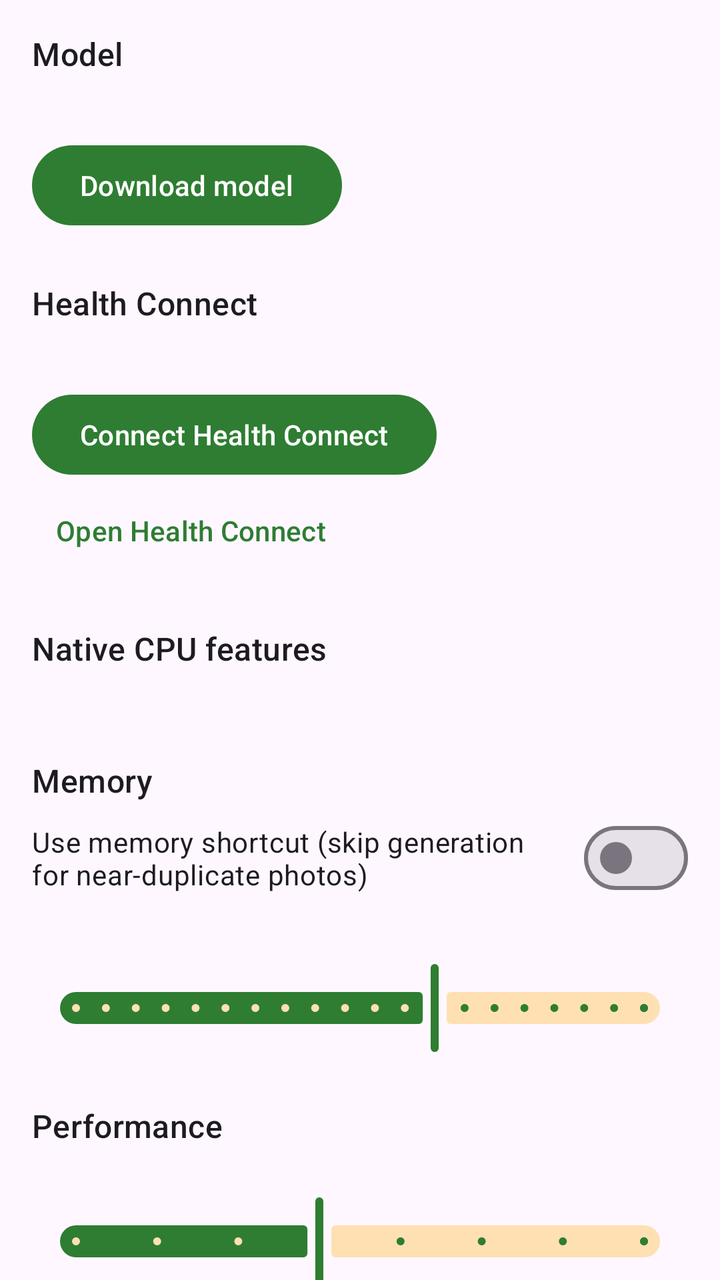
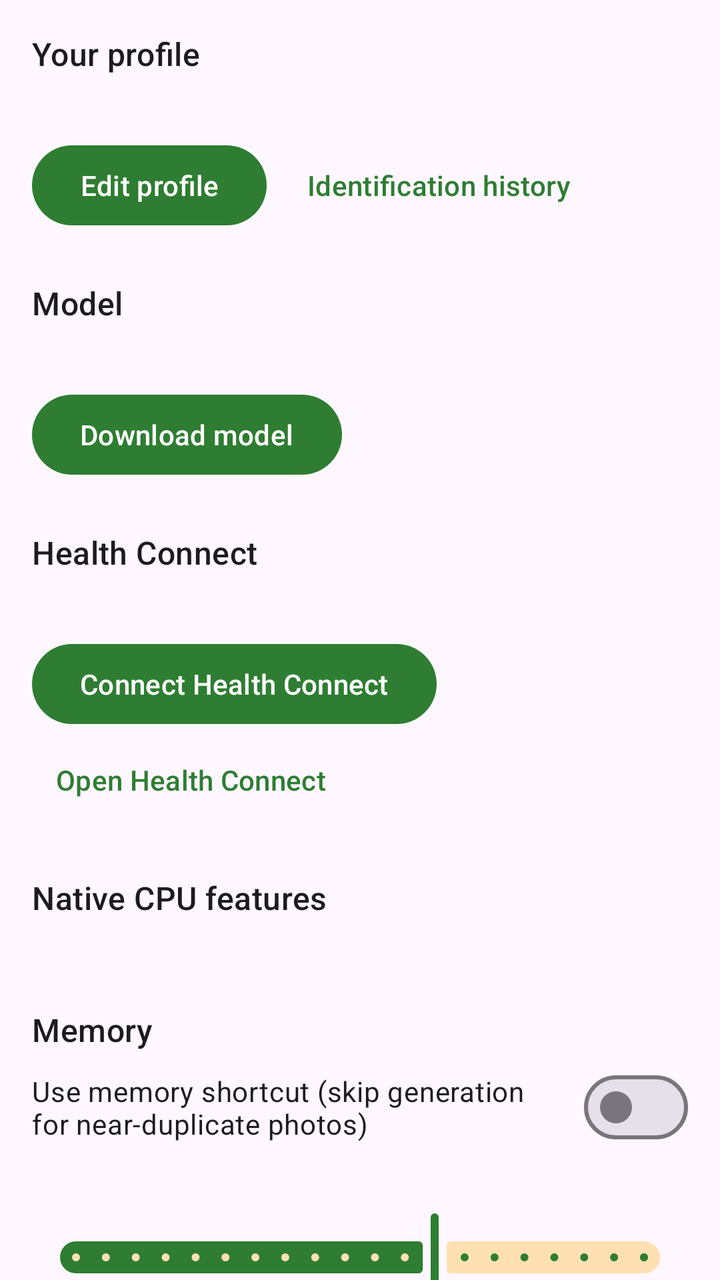

Screens rendered from an Android XML layout before and after an edit, with the pre-edit source and the edit as a unified diff.
<!-- AndroidManifest.xml: application theme Theme.Identify -->
<!-- res/layout/fragment_settings.xml -->
<?xml version="1.0" encoding="utf-8"?>
<androidx.core.widget.NestedScrollView xmlns:android="http://schemas.android.com/apk/res/android"
    android:layout_width="match_parent"
    android:layout_height="match_parent">

    <LinearLayout
        android:layout_width="match_parent"
        android:layout_height="wrap_content"
        android:orientation="vertical"
        android:padding="16dp">

        <TextView
            android:layout_width="match_parent"
            android:layout_height="wrap_content"
            android:text="@string/settings_model_title"
            android:textAppearance="?attr/textAppearanceTitleMedium" />

        <TextView
            android:id="@+id/model_status_text"
            android:layout_width="match_parent"
            android:layout_height="wrap_content"
            android:layout_marginTop="4dp"
            android:textAppearance="?attr/textAppearanceBodyMedium" />

        <com.google.android.material.progressindicator.LinearProgressIndicator
            android:id="@+id/download_progress"
            android:layout_width="match_parent"
            android:layout_height="wrap_content"
            android:layout_marginTop="8dp"
            android:indeterminate="false"
            android:max="1000"
            android:visibility="gone" />

        <TextView
            android:id="@+id/download_progress_text"
            android:layout_width="match_parent"
            android:layout_height="wrap_content"
            android:layout_marginTop="4dp"
            android:textAppearance="?attr/textAppearanceBodySmall"
            android:visibility="gone" />

        <com.google.android.material.button.MaterialButton
            android:id="@+id/download_button"
            android:layout_width="wrap_content"
            android:layout_height="wrap_content"
            android:layout_marginTop="8dp"
            android:text="@string/download_model" />

        <com.google.android.material.button.MaterialButton
            android:id="@+id/unload_model_button"
            style="@style/Widget.Material3.Button.OutlinedButton"
            android:layout_width="wrap_content"
            android:layout_height="wrap_content"
            android:layout_marginTop="8dp"
            android:text="@string/unload_model"
            android:visibility="gone" />

        <com.google.android.material.button.MaterialButton
            android:id="@+id/delete_model_button"
            style="@style/Widget.Material3.Button.OutlinedButton"
            android:layout_width="wrap_content"
            android:layout_height="wrap_content"
            android:layout_marginTop="8dp"
            android:text="@string/delete_model"
            android:visibility="gone" />

        <TextView
            android:layout_width="match_parent"
            android:layout_height="wrap_content"
            android:layout_marginTop="24dp"
            android:text="@string/health_title"
            android:textAppearance="?attr/textAppearanceTitleMedium" />

        <TextView
            android:id="@+id/health_status_text"
            android:layout_width="match_parent"
            android:layout_height="wrap_content"
            android:layout_marginTop="4dp"
            android:textAppearance="?attr/textAppearanceBodyMedium" />

        <TextView
            android:id="@+id/health_today_text"
            android:layout_width="match_parent"
            android:layout_height="wrap_content"
            android:layout_marginTop="4dp"
            android:textAppearance="?attr/textAppearanceBodyMedium"
            android:visibility="gone" />

        <LinearLayout
            android:layout_width="match_parent"
            android:layout_height="wrap_content"
            android:layout_marginTop="8dp"
            android:orientation="horizontal">

            <com.google.android.material.button.MaterialButton
                android:id="@+id/health_connect_button"
                android:layout_width="wrap_content"
                android:layout_height="wrap_content"
                android:text="@string/health_connect_button" />

            <com.google.android.material.button.MaterialButton
                android:id="@+id/health_refresh_button"
                style="@style/Widget.Material3.Button.OutlinedButton"
                android:layout_width="wrap_content"
                android:layout_height="wrap_content"
                android:layout_marginStart="8dp"
                android:text="@string/health_refresh_button"
                android:visibility="gone" />
        </LinearLayout>

        <com.google.android.material.button.MaterialButton
            android:id="@+id/health_open_button"
            style="@style/Widget.Material3.Button.TextButton"
            android:layout_width="wrap_content"
            android:layout_height="wrap_content"
            android:text="@string/health_open_button" />

        <TextView
            android:layout_width="match_parent"
            android:layout_height="wrap_content"
            android:layout_marginTop="24dp"
            android:text="@string/system_info_title"
            android:textAppearance="?attr/textAppearanceTitleMedium" />

        <TextView
            android:id="@+id/system_info_text"
            android:layout_width="match_parent"
            android:layout_height="wrap_content"
            android:layout_marginTop="4dp"
            android:textAppearance="?attr/textAppearanceBodySmall"
            android:textIsSelectable="true" />

        <TextView
            android:layout_width="match_parent"
            android:layout_height="wrap_content"
            android:layout_marginTop="24dp"
            android:text="@string/memory_title"
            android:textAppearance="?attr/textAppearanceTitleMedium" />

        <com.google.android.material.materialswitch.MaterialSwitch
            android:id="@+id/memory_switch"
            android:layout_width="match_parent"
            android:layout_height="wrap_content"
            android:layout_marginTop="4dp"
            android:text="@string/memory_switch" />

        <TextView
            android:id="@+id/threshold_label"
            android:layout_width="match_parent"
            android:layout_height="wrap_content"
            android:layout_marginTop="8dp"
            android:textAppearance="?attr/textAppearanceBodyMedium" />

        <com.google.android.material.slider.Slider
            android:id="@+id/threshold_slider"
            android:layout_width="match_parent"
            android:layout_height="wrap_content"
            android:stepSize="1"
            android:value="92"
            android:valueFrom="80"
            android:valueTo="99" />

        <TextView
            android:layout_width="match_parent"
            android:layout_height="wrap_content"
            android:layout_marginTop="24dp"
            android:text="@string/performance_title"
            android:textAppearance="?attr/textAppearanceTitleMedium" />

        <TextView
            android:id="@+id/threads_label"
            android:layout_width="match_parent"
            android:layout_height="wrap_content"
            android:layout_marginTop="4dp"
            android:textAppearance="?attr/textAppearanceBodyMedium" />

        <com.google.android.material.slider.Slider
            android:id="@+id/threads_slider"
            android:layout_width="match_parent"
            android:layout_height="wrap_content"
            android:stepSize="1"
            android:value="4"
            android:valueFrom="1"
            android:valueTo="8" />

        <TextView
            android:id="@+id/image_tokens_label"
            android:layout_width="match_parent"
            android:layout_height="wrap_content"
            android:textAppearance="?attr/textAppearanceBodyMedium" />

        <com.google.android.material.slider.Slider
            android:id="@+id/image_tokens_slider"
            android:layout_width="match_parent"
            android:layout_height="wrap_content"
            android:stepSize="32"
            android:value="256"
            android:valueFrom="64"
            android:valueTo="256" />

        <TextView
            android:layout_width="match_parent"
            android:layout_height="wrap_content"
            android:text="@string/performance_note"
            android:textAppearance="?attr/textAppearanceBodySmall" />

        <TextView
            android:layout_width="match_parent"
            android:layout_height="wrap_content"
            android:layout_marginTop="24dp"
            android:text="@string/telemetry_title"
            android:textAppearance="?attr/textAppearanceTitleMedium" />

        <TextView
            android:id="@+id/live_telemetry_text"
            android:layout_width="match_parent"
            android:layout_height="wrap_content"
            android:layout_marginTop="4dp"
            android:textAppearance="?attr/textAppearanceBodySmall"
            android:textIsSelectable="true" />

        <TextView
            android:id="@+id/experiment_log_text"
            android:layout_width="match_parent"
            android:layout_height="wrap_content"
            android:layout_marginTop="8dp"
            android:textAppearance="?attr/textAppearanceBodySmall"
            android:textIsSelectable="true" />

        <TextView
            android:layout_width="match_parent"
            android:layout_height="wrap_content"
            android:layout_marginTop="24dp"
            android:text="@string/stats_title"
            android:textAppearance="?attr/textAppearanceTitleMedium" />

        <TextView
            android:id="@+id/stats_text"
            android:layout_width="match_parent"
            android:layout_height="wrap_content"
            android:layout_marginTop="4dp"
            android:textAppearance="?attr/textAppearanceBodyMedium" />

        <com.google.android.material.button.MaterialButton
            android:id="@+id/clear_history_button"
            android:layout_width="wrap_content"
            android:layout_height="wrap_content"
            android:layout_marginTop="16dp"
            android:text="@string/clear_history" />
    </LinearLayout>
</androidx.core.widget.NestedScrollView>
<!-- resources referenced by this layout -->
<resources>
  <string name="clear_history">Clear history and memory</string>
  <string name="delete_model">Delete model files</string>
  <string name="download_model">Download model</string>
  <string name="health_connect_button">Connect Health Connect</string>
  <string name="health_open_button">Open Health Connect</string>
  <string name="health_refresh_button">Refresh</string>
  <string name="health_title">Health Connect</string>
  <string name="memory_switch">Use memory shortcut (skip generation for near-duplicate photos)</string>
  <string name="memory_title">Memory</string>
  <string name="performance_note">Changes take effect on the next identification. The model reloads once.</string>
  <string name="performance_title">Performance</string>
  <string name="settings_model_title">Model</string>
  <string name="stats_title">Stats</string>
  <string name="system_info_title">Native CPU features</string>
  <string name="telemetry_title">Telemetry</string>
  <string name="unload_model">Unload model from memory</string>
  <style name="Theme.Identify" parent="Theme.Material3.DayNight.NoActionBar">
          <item name="colorPrimary">@color/brand_green</item>
          <item name="colorOnPrimary">@color/on_brand_green</item>
          <item name="colorPrimaryContainer">@color/brand_green_container</item>
          <item name="colorOnPrimaryContainer">@color/on_brand_green_container</item>
          <item name="colorSecondary">@color/brand_orange</item>
          <item name="colorOnSecondary">@color/on_brand_orange</item>
          <item name="colorSecondaryContainer">@color/brand_orange_container</item>
          <item name="colorOnSecondaryContainer">@color/on_brand_orange_container</item>
          <item name="colorTertiary">@color/brand_orange</item>
      </style>
  <color name="brand_green">#2E7D32</color>
  <color name="on_brand_green">#FFFFFF</color>
  <color name="brand_green_container">#C8E6C9</color>
  <color name="on_brand_green_container">#0B3D0F</color>
  <color name="brand_orange">#E65100</color>
  <color name="on_brand_orange">#FFFFFF</color>
  <color name="brand_orange_container">#FFE0B2</color>
  <color name="on_brand_orange_container">#3E1C00</color>
</resources>

<!-- the commit's change to res/layout/fragment_settings.xml (unified diff, before → after) -->
@@ -12,6 +12,41 @@
         <TextView
             android:layout_width="match_parent"
             android:layout_height="wrap_content"
+            android:text="@string/profile_title"
+            android:textAppearance="?attr/textAppearanceTitleMedium" />
+
+        <TextView
+            android:id="@+id/profile_summary_text"
+            android:layout_width="match_parent"
+            android:layout_height="wrap_content"
+            android:layout_marginTop="4dp"
+            android:textAppearance="?attr/textAppearanceBodyMedium" />
+
+        <LinearLayout
+            android:layout_width="match_parent"
+            android:layout_height="wrap_content"
+            android:layout_marginTop="8dp"
+            android:orientation="horizontal">
+
+            <com.google.android.material.button.MaterialButton
+                android:id="@+id/edit_profile_button"
+                android:layout_width="wrap_content"
+                android:layout_height="wrap_content"
+                android:text="@string/edit_profile" />
+
+            <com.google.android.material.button.MaterialButton
+                android:id="@+id/history_button"
+                style="@style/Widget.Material3.Button.TextButton"
+                android:layout_width="wrap_content"
+                android:layout_height="wrap_content"
+                android:layout_marginStart="8dp"
+                android:text="@string/history_button" />
+        </LinearLayout>
+
+        <TextView
+            android:layout_width="match_parent"
+            android:layout_height="wrap_content"
+            android:layout_marginTop="24dp"
             android:text="@string/settings_model_title"
             android:textAppearance="?attr/textAppearanceTitleMedium" />
 
<!-- resource entries referenced after the edit -->
@@ -3,14 +3,17 @@
   <string name="clear_history">Clear history and memory</string>
   <string name="delete_model">Delete model files</string>
   <string name="download_model">Download model</string>
+  <string name="edit_profile">Edit profile</string>
   <string name="health_connect_button">Connect Health Connect</string>
   <string name="health_open_button">Open Health Connect</string>
   <string name="health_refresh_button">Refresh</string>
   <string name="health_title">Health Connect</string>
+  <string name="history_button">Identification history</string>
   <string name="memory_switch">Use memory shortcut (skip generation for near-duplicate photos)</string>
   <string name="memory_title">Memory</string>
   <string name="performance_note">Changes take effect on the next identification. The model reloads once.</string>
   <string name="performance_title">Performance</string>
+  <string name="profile_title">Your profile</string>
   <string name="settings_model_title">Model</string>
   <string name="stats_title">Stats</string>
   <string name="system_info_title">Native CPU features</string>
